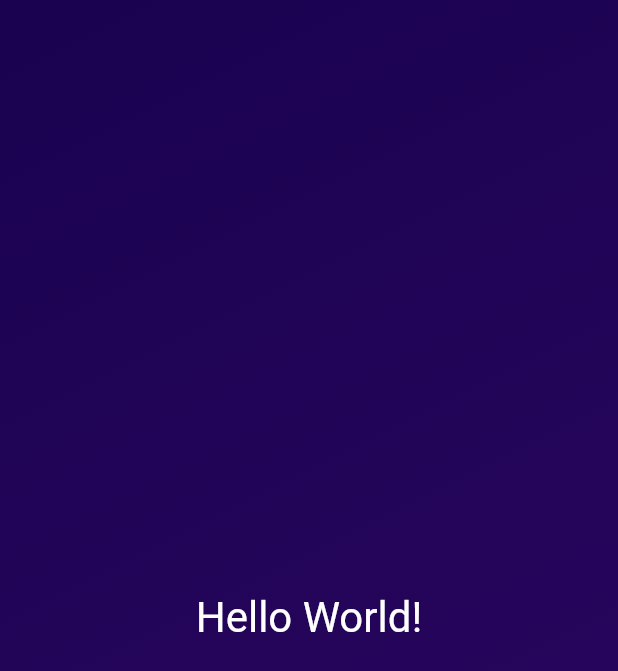
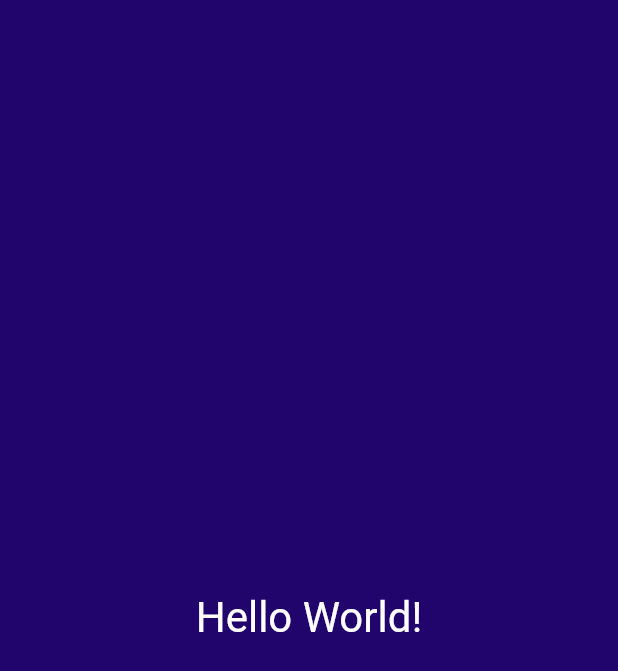
Before and after one commit to danii0110/random_dice, a Flutter app: the screen it shows after launch, on a phone screen of 412 x 824 dp. Shown: the top 671 px of the screen. Run offline on Flutter 3.47's test engine with Material 2 defaults, Android fonts, the phone set to English and light mode, and no system bars.

Commit message:
practice: reusable widgets & constructor functions

```diff
--- a/lib/gradient_container.dart
+++ b/lib/gradient_container.dart
@@ -2,24 +2,52 @@ import 'package:flutter/material.dart';
 
 import 'package:random_dice/styled_text.dart';
 
+var startAlignment = Alignment.topLeft;
+var endAlignment = Alignment.bottomRight;
+
 class GradientContainer extends StatelessWidget {
-  const GradientContainer({super.key});
+  const GradientContainer(this.color1, this.color2, {super.key});
+
+  final Color color1;
+  final Color color2;
+
   @override
   Widget build(context) {
     return Container(
-      decoration: const BoxDecoration(
+      decoration: BoxDecoration(
         gradient: LinearGradient(
-          colors: [
-            Color.fromARGB(255, 26, 2, 80),
-            Color.fromARGB(255, 45, 7, 98),
-          ],
-          begin: Alignment.topLeft,
-          end: Alignment.bottomRight,
+          colors: [color1, color2],
+          begin: startAlignment,
+          end: endAlignment,
         ),
       ),
       child: const Center(
-        child: StyledText(),
+        child: StyledText('Hello World!'),
       ),
     );
   }
 }
+
+
+
+// class GradientContainer extends StatelessWidget {
+//   const GradientContainer({super.key, required this.colors});
+
+//   final List<Color> colors;
+
+//   @override
+//   Widget build(context) {
+//     return Container(
+//       decoration: BoxDecoration(
+//         gradient: LinearGradient(
+//           colors: colors,
+//           begin: startAlignment,
+//           end: endAlignment,
+//         ),
+//       ),
+//       child: const Center(
+//         child: StyledText('Hello World!'),
+//       ),
+//     );
+//   }
+// }
--- a/lib/main.dart
+++ b/lib/main.dart
@@ -5,7 +5,10 @@ import 'package:random_dice/gradient_container.dart';
 void main() {
   runApp(const MaterialApp(
     home: Scaffold(
-      body: GradientContainer(),
+      body: GradientContainer(
+        Color.fromARGB(255, 33, 5, 109),
+        Color.fromARGB(255, 33, 5, 109),
+      ),
     ),
   ));
 }
--- a/lib/styled_text.dart
+++ b/lib/styled_text.dart
@@ -1,12 +1,15 @@
 import 'package:flutter/material.dart';
 
 class StyledText extends StatelessWidget {
-  const StyledText({super.key});
+  const StyledText(this.text, {super.key});
+
+  final String text;
+
   @override
   Widget build(context) {
-    return const Text(
-      'Hello World!',
-      style: TextStyle(
+    return Text(
+      text,
+      style: const TextStyle(
         color: Colors.white,
         fontSize: 28,
       ),
```
